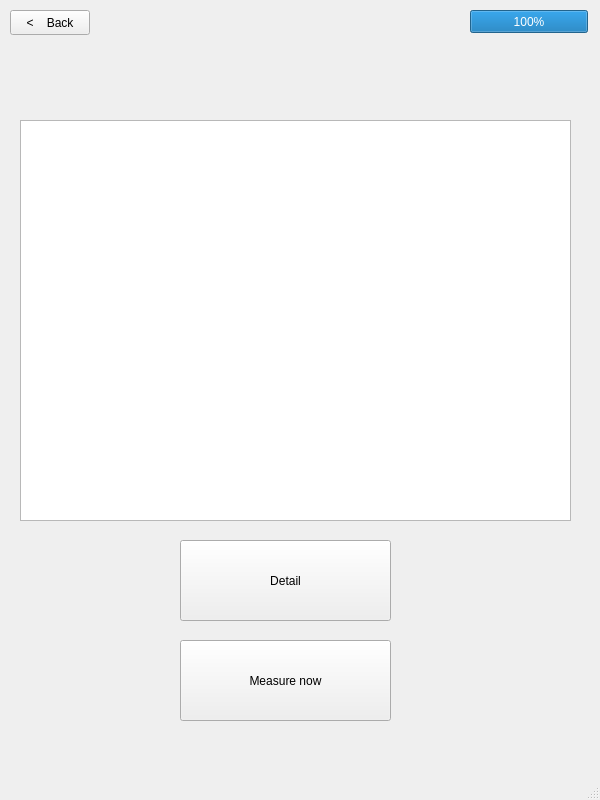
The window that MainWindow.ui (JowiAoun/COMP3004-Final-Project) describes before a commit, drawn with Qt 5.
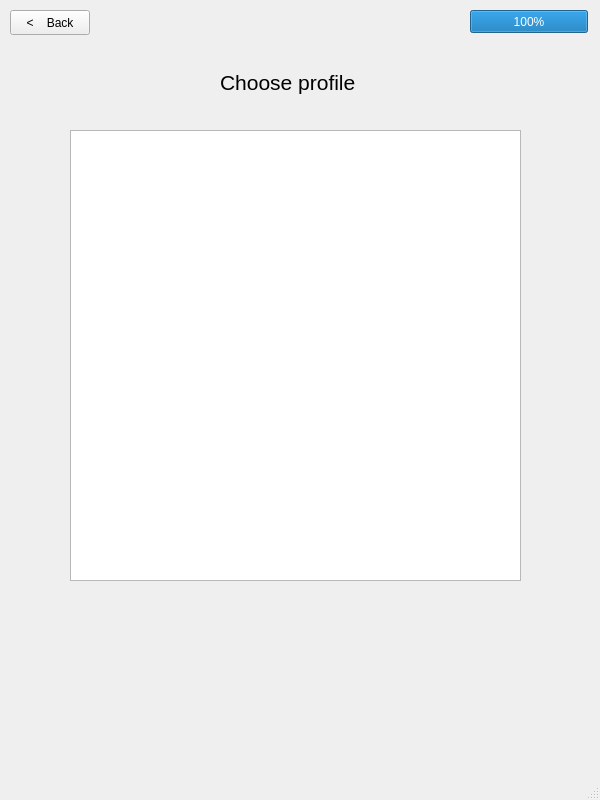
The same window after the commit. The open tabs and pages were chosen to show the change. Custom widgets are drawn as their Qt base class.

Commit message: feat(ui): create profiles page

The edit to the form file:
```diff
--- a/MainWindow.ui
+++ b/MainWindow.ui
@@ -324,6 +324,38 @@
      </widget>
     </widget>
     <widget class="QWidget" name="page3">
+     <widget class="QLabel" name="label_12">
+      <property name="geometry">
+       <rect>
+        <x>220</x>
+        <y>30</y>
+        <width>151</width>
+        <height>25</height>
+       </rect>
+      </property>
+      <property name="font">
+       <font>
+        <pointsize>16</pointsize>
+        <weight>50</weight>
+        <bold>false</bold>
+       </font>
+      </property>
+      <property name="text">
+       <string>Choose profile</string>
+      </property>
+     </widget>
+     <widget class="QListWidget" name="listProfiles">
+      <property name="geometry">
+       <rect>
+        <x>70</x>
+        <y>90</y>
+        <width>451</width>
+        <height>451</height>
+       </rect>
+      </property>
+     </widget>
+    </widget>
+    <widget class="QWidget" name="page4">
      <widget class="QLabel" name="labelName">
       <property name="geometry">
        <rect>
```
Left out of the diff: 4 changed lines with no effect on the pictures.
